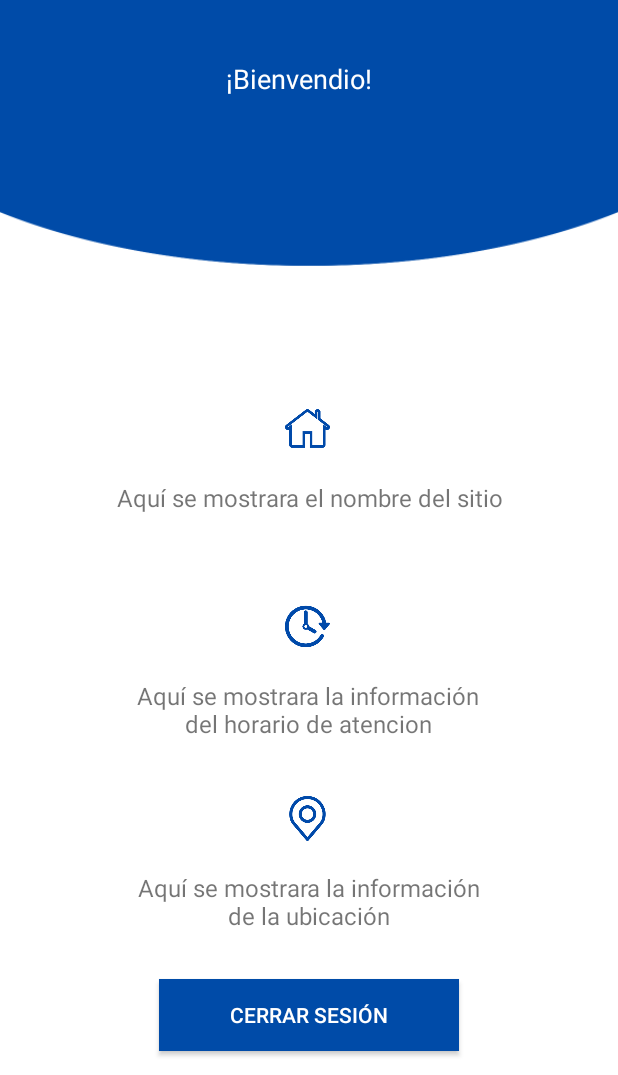
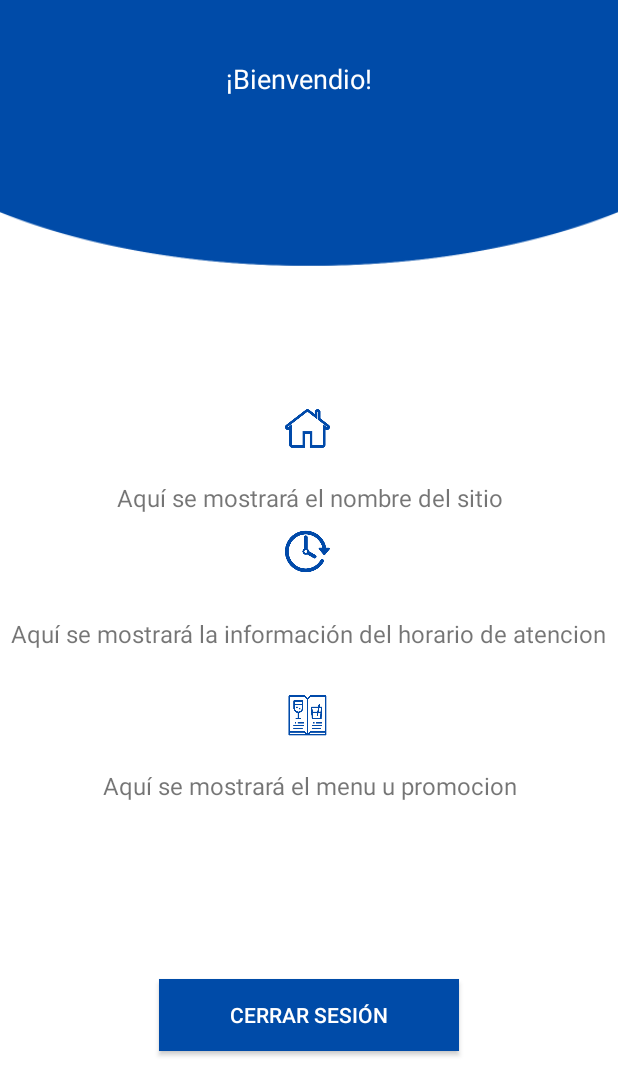
Before and after one commit to jjuan97/HotelIot, an Android app: the screen it shows after launch once a user with an empty profile is signed in (MainActivity), on a phone screen of 412 x 824 dp, the part 161-1236 px from its top. Run offline under Robolectric (Android 15) with nearby library versions, the phone set to English and light mode, and no system bars; our stand-ins replace Firebase (no records; nobody signed in at launch, a user with empty details on screens opened directly); libraries missing offline, so code that uses them is left out: org.eclipse.paho; Roboto replaces fonts that are not available here.

Commit message:
Aplicacion (v2)

```diff
--- a/AplicacionHotelMqtt/app/src/main/java/com/ubicuos/aplicacionhotelmqtt/MainActivity.java
+++ b/AplicacionHotelMqtt/app/src/main/java/com/ubicuos/aplicacionhotelmqtt/MainActivity.java
@@ -53,14 +53,14 @@ public class MainActivity extends AppCompatActivity {
     String emailLog;
     String dataPlace;
     String dataSchedule;
-    String dataLocation;
+    String dataMenu;
     String CHANNEL_ID= "idnotification";
     String EXAMPLE_SERVER = "tcp://broker.hivemq.com";
     Button signOut;
     TextView welcome;
     TextView sitio;
     TextView horario;
-    TextView ubicacion;
+    TextView menu;
     FirebaseAuth homeFirebaseAuth;
     FirebaseFirestore db = FirebaseFirestore.getInstance();
     private FirebaseAuth.AuthStateListener homeStateListenerAuth;
@@ -76,7 +76,7 @@ public class MainActivity extends AppCompatActivity {
         welcome = findViewById(R.id.textwelcome);
         sitio = findViewById(R.id.textsitio);
         horario = findViewById(R.id.texthorario);
-        ubicacion = findViewById(R.id.textubicacion);
+        menu = findViewById(R.id.textmenu);
 
         getDataActivity();
 
@@ -107,11 +107,11 @@ public class MainActivity extends AppCompatActivity {
             emailLog = extras.getString("emailLog");
             dataPlace = extras.getString("sitio");
             dataSchedule = extras.getString("horario");
-            dataLocation = extras.getString("ubicacion");
+            dataMenu = extras.getString("menu");
             if (dataPlace != null){
                 sitio.setText(dataPlace);
                 horario.setText(dataSchedule);
-                ubicacion.setText(dataLocation);
+                menu.setText(dataMenu);
             }
 
             String concatenate = getString(R.string.welcome) + " " + emailLog;
@@ -177,7 +177,6 @@ public class MainActivity extends AppCompatActivity {
 
             @Override
             public void messageArrived(String topic, MqttMessage message) {
-                //TODO: Agregar a cada condicional una accion modificada en el archivo xml y ahi finaliza la aplicación
                 if (topic.equals(TOPIC_RESTAURANT)) {
                     String lugar = "Restaurante";
                     ArrayList<String> campos;
@@ -185,12 +184,13 @@ public class MainActivity extends AppCompatActivity {
 
                     String concatenatesitio = "Nombre del lugar: "+ campos.get(3);
                     String concatenatehorario = "Horario de atención: " + campos.get(1);
-                    String concatenateubicacion= "Se encuentra ubicado en: "+ campos.get(5);
+                    //format menu
+                    String concatenatemenu= "Menu de hoy: \n"+ campos.get(5).replace(':','\t').replace(',','\n');
                     sitio.setText(concatenatesitio);
                     horario.setText(concatenatehorario);
-                    ubicacion.setText(concatenateubicacion);
+                    menu.setText(concatenatemenu);
 
-                    displayNotification(lugar, concatenatesitio, concatenatehorario, concatenateubicacion);
+                    displayNotification(lugar, concatenatesitio, concatenatehorario, concatenatemenu);
                 }
                 else if(topic.equals(TOPIC_BAR)){
                     String lugar = "Bar";
@@ -200,12 +200,13 @@ public class MainActivity extends AppCompatActivity {
 
                     String concatenatesitio = "Nombre del lugar: "+ campos.get(3);
                     String concatenatehorario = "Horario de atención: " + campos.get(1);
-                    String concatenateubicacion= "Se encuentra ubicado en: "+ campos.get(5);
+                    //format menu
+                    String concatenatemenu= "Menu de hoy: \n"+ campos.get(5).replace(':',' ').replace(',','\n');
                     sitio.setText(concatenatesitio);
                     horario.setText(concatenatehorario);
-                    ubicacion.setText(concatenateubicacion);
+                    menu.setText(concatenatemenu);
 
-                    displayNotification(lugar, concatenatesitio, concatenatehorario, concatenateubicacion);
+                    displayNotification(lugar, concatenatesitio, concatenatehorario, concatenatemenu);
                 }
                 else if(topic.equals(TOPIC_POOL)){
                     String lugar = "Pisicna";
@@ -215,12 +216,12 @@ public class MainActivity extends AppCompatActivity {
 
                     String concatenatesitio = "Nombre del lugar: "+ campos.get(3);
                     String concatenatehorario = "Horario de atención: " + campos.get(1);
-                    String concatenateubicacion= "Se encuentra ubicado en: "+ campos.get(9);
+                    String concatenatemenu= "Las promociones en la piscina para hoy son: \n"+ campos.get(5).replace(',','\n');
                     sitio.setText(concatenatesitio);
                     horario.setText(concatenatehorario);
-                    ubicacion.setText(concatenateubicacion);
+                    menu.setText(concatenatemenu);
 
-                    displayNotification(lugar, concatenatesitio, concatenatehorario, concatenateubicacion);
+                    displayNotification(lugar, concatenatesitio, concatenatehorario, concatenatemenu);
                 }
             }
 
@@ -244,14 +245,14 @@ public class MainActivity extends AppCompatActivity {
         return result;
     }
 
-    private void displayNotification(String lugar, String descSitio, String descHorario, String descUbicacion){
+    private void displayNotification(String lugar, String descSitio, String descHorario, String descmenu){
         NotificationManagerCompat notification = NotificationManagerCompat.from(this);
         createNotificationChannel();
         Intent notificationIntent = new Intent(getApplicationContext(), MainActivity.class);
         notificationIntent.putExtra("emailLog", emailLog);
         notificationIntent.putExtra("sitio", descSitio);
         notificationIntent.putExtra("horario", descHorario);
-        notificationIntent.putExtra("ubicacion", descUbicacion);
+        notificationIntent.putExtra("menu", descmenu);
         notificationIntent.addFlags(Intent.FLAG_ACTIVITY_SINGLE_TOP | Intent.FLAG_ACTIVITY_CLEAR_TASK);
         PendingIntent pendingIntent = PendingIntent.getActivity(getApplicationContext(), 0, notificationIntent, PendingIntent.FLAG_UPDATE_CURRENT);
         builder = new NotificationCompat.Builder(this, CHANNEL_ID)
--- a/AplicacionHotelMqtt/app/src/main/res/layout/activity_main.xml
+++ b/AplicacionHotelMqtt/app/src/main/res/layout/activity_main.xml
@@ -62,7 +62,7 @@
         android:id="@+id/imghorario"
         android:layout_width="30dp"
         android:layout_height="30dp"
-        android:layout_marginBottom="220dp"
+        android:layout_marginBottom="270dp"
         android:contentDescription="@string/imagenhorario"
         app:layout_constraintBottom_toTopOf="@+id/signout"
         app:layout_constraintEnd_toEndOf="parent"
@@ -70,22 +70,34 @@
         app:layout_constraintStart_toStartOf="parent"
         app:srcCompat="@mipmap/horario" />
 
+    <ImageView
+        android:id="@+id/imgmenu"
+        android:layout_width="30dp"
+        android:layout_height="30dp"
+        android:layout_marginBottom="160dp"
+        android:contentDescription="@string/imagenmenu"
+        app:layout_constraintBottom_toTopOf="@+id/signout"
+        app:layout_constraintEnd_toEndOf="parent"
+        app:layout_constraintHorizontal_bias="0.498"
+        app:layout_constraintStart_toStartOf="parent"
+        app:srcCompat="@mipmap/menu" />
+
     <TextView
-        android:id="@+id/textubicacion"
-        android:layout_width="230dp"
-        android:layout_height="40dp"
+        android:id="@+id/textmenu"
+        android:layout_width="wrap_content"
+        android:layout_height="wrap_content"
         android:layout_marginTop="20dp"
         android:gravity="center"
-        android:text="@string/ubicacion"
+        android:text="@string/menu"
         android:textSize="16sp"
         app:layout_constraintEnd_toEndOf="parent"
         app:layout_constraintHorizontal_bias="0.502"
         app:layout_constraintStart_toStartOf="parent"
-        app:layout_constraintTop_toBottomOf="@+id/imgubicacion" />
+        app:layout_constraintTop_toBottomOf="@+id/imgmenu" />
 
     <TextView
         android:id="@+id/texthorario"
-        android:layout_width="230dp"
+        android:layout_width="wrap_content"
         android:layout_height="40dp"
         android:layout_marginTop="20dp"
         android:gravity="center"
@@ -108,16 +120,6 @@
         app:layout_constraintStart_toStartOf="parent"
         app:layout_constraintTop_toBottomOf="@+id/imgsitio" />
 
-    <ImageView
-        android:id="@+id/imgubicacion"
-        android:layout_width="30dp"
-        android:layout_height="30dp"
-        android:layout_marginBottom="92dp"
-        android:contentDescription="@string/imagensitio"
-        app:layout_constraintBottom_toTopOf="@+id/signout"
-        app:layout_constraintEnd_toEndOf="parent"
-        app:layout_constraintHorizontal_bias="0.498"
-        app:layout_constraintStart_toStartOf="parent"
-        app:srcCompat="@mipmap/ubicacion" />
+
 
 </androidx.constraintlayout.widget.ConstraintLayout>
--- a/AplicacionHotelMqtt/app/src/main/res/values/strings.xml
+++ b/AplicacionHotelMqtt/app/src/main/res/values/strings.xml
@@ -19,10 +19,10 @@
     <string name="tittle_notification">IHotel</string>
     <string name="channel_name">Canal ihotel</string>
     <string name="channel_description">Descripcion ihotel</string>
-    <string name="sitio">Aquí se mostrara el nombre del sitio</string>
+    <string name="sitio">Aquí se mostrará el nombre del sitio</string>
     <string name="imagensitio">ImagenSitio</string>
-    <string name="horario">Aquí se mostrara la información del horario de atencion</string>
+    <string name="horario">Aquí se mostrará la información del horario de atencion</string>
     <string name="imagenhorario">ImagenHorario</string>
-    <string name="ubicacion">Aquí se mostrara la información de la ubicación</string>
-    <string name="imagenubicacion">Imagenubicacion</string>
+    <string name="menu">Aquí se mostrará el menu u promocion</string>
+    <string name="imagenmenu">ImagenHorario</string>
 </resources>
```
Also changed, not shown: AplicacionHotelMqtt/app/src/main/res/mipmap-xxhdpi/menu.png (added).
